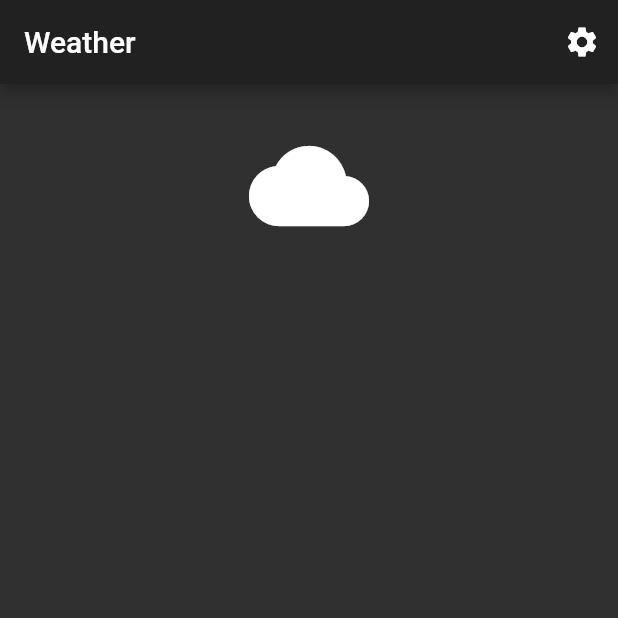
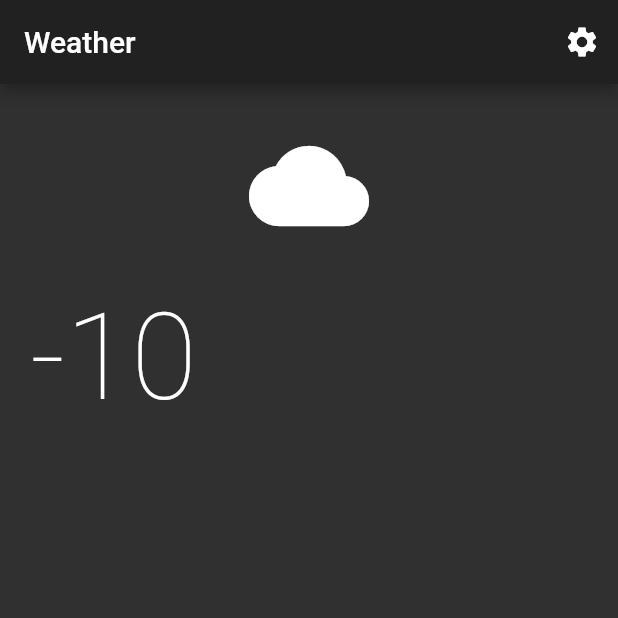
Before and after one commit to rerelurelu/sample-weather-app-with-flutter, a Flutter app: the screen it shows after launch, on a phone screen of 412 x 824 dp, the top half of it. Run offline on Flutter 3.47's test engine with Material 2 defaults, Android fonts, the phone set to English and light mode, and no system bars.

Commit message:
✨ feat: Add temprature text

```diff
--- a/lib/views/home_view.dart
+++ b/lib/views/home_view.dart
@@ -17,12 +17,29 @@ class HomeView extends StatelessWidget {
           ),
         ],
       ),
-      body: Column(
-        mainAxisAlignment: MainAxisAlignment.start,
-        crossAxisAlignment: CrossAxisAlignment.stretch,
-        children: [
-          _cloudIcon(),
-        ],
+      body: Padding(
+        padding: const EdgeInsets.only(
+          left: 20,
+          right: 20,
+        ),
+        child: Column(
+          mainAxisAlignment: MainAxisAlignment.start,
+          crossAxisAlignment: CrossAxisAlignment.stretch,
+          children: [
+            _cloudIcon(),
+            _temprature(),
+          ],
+        ),
+      ),
+    );
+  }
+
+  _temprature() {
+    return Text(
+      '-10',
+      style: TextStyle(
+        fontSize: 80,
+        fontWeight: FontWeight.w100,
       ),
     );
   }
```
